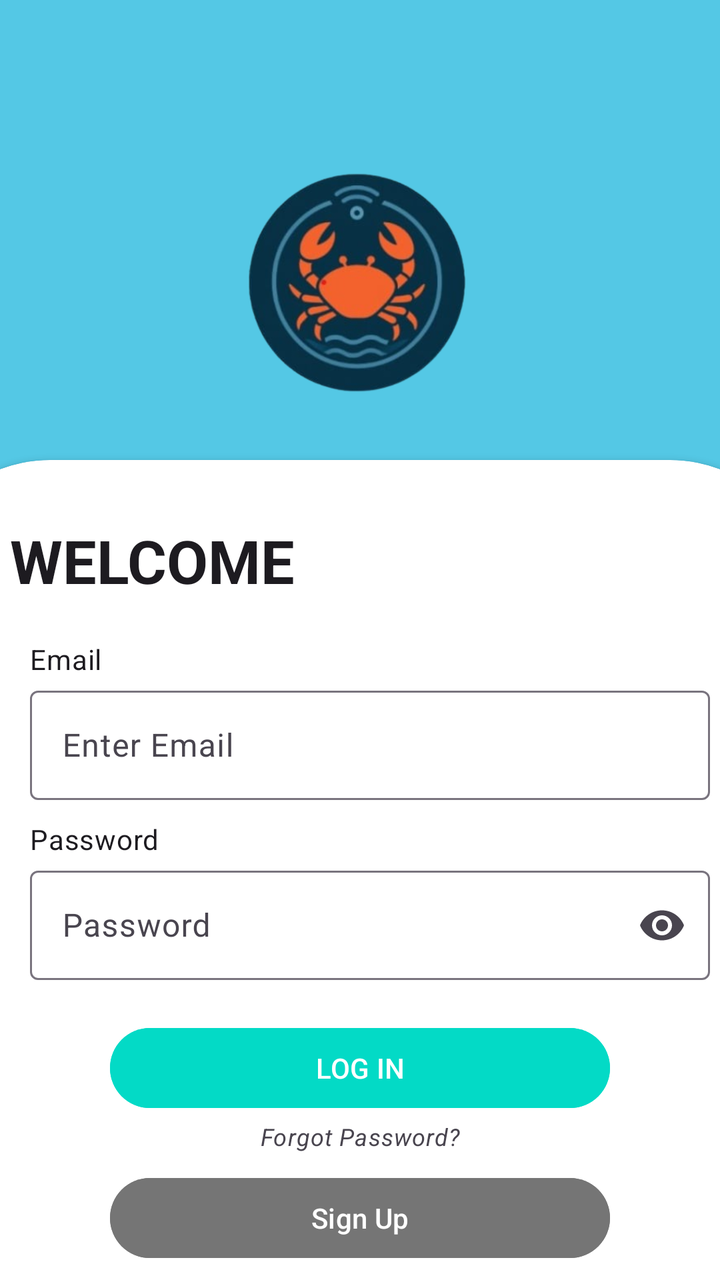
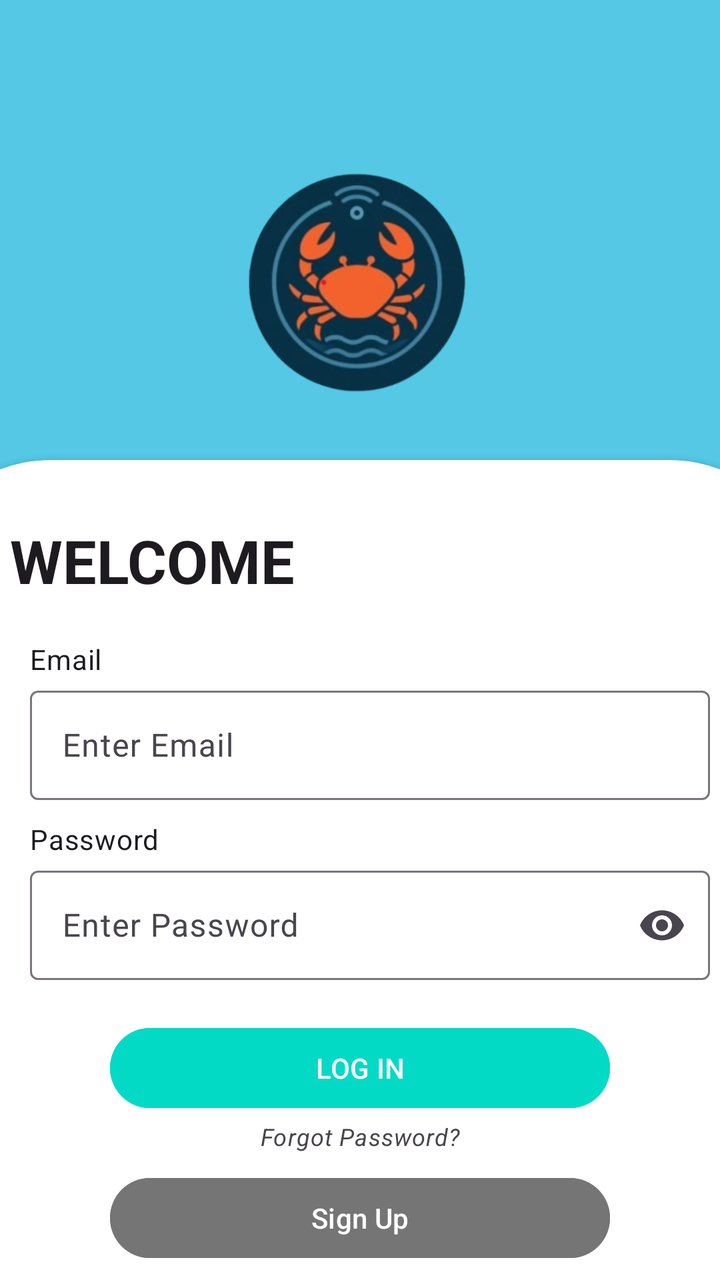

Compare the two renders of this Android layout. The source of the first and the diff that turns it into the second are given below.
<!-- AndroidManifest.xml: application theme Theme.CrabTrackAndroidApp -->
<!-- res/layout/fragment_login.xml -->
<?xml version="1.0" encoding="utf-8"?>
<LinearLayout xmlns:android="http://schemas.android.com/apk/res/android"
    xmlns:app="http://schemas.android.com/apk/res-auto"
    xmlns:tools="http://schemas.android.com/tools"
    android:layout_width="match_parent"
    android:layout_height="match_parent"
    android:orientation="vertical"
    android:gravity="center_horizontal"
    tools:context=".ui.login.LoginFragment"
    android:background="@color/blu">


    <ImageView
        android:layout_width="wrap_content"
        android:layout_height="120dp"
        android:layout_marginTop="80dp"
        android:src="@drawable/img"
        />

    <androidx.cardview.widget.CardView
        android:layout_width="450dp"
        android:layout_height="1000dp"
        android:padding="25dp"
        android:layout_marginTop="30dp"
        app:cardCornerRadius="70dp"
        android:background="@color/white">

        <EditText
            android:layout_width="wrap_content"
            android:layout_height="wrap_content"
            android:layout_marginStart="50dp"
            android:layout_marginTop="30dp"
            android:background="@color/white"
            android:text="WELCOME"
            android:textSize="30dp"
            android:textStyle="bold">

                </EditText>

        <TextView
            android:layout_width="wrap_content"
            android:layout_height="wrap_content"
            android:layout_marginStart="60dp"
            android:layout_marginTop="90dp"
            android:background="@color/white"
            android:text="Email"
            android:textAppearance="?attr/textAppearanceBodyMedium" />

        <com.google.android.material.textfield.TextInputLayout
            android:id="@+id/text_input_username"
            android:layout_width="340dp"
            android:layout_height="60dp"
            android:layout_marginStart="60dp"
            android:layout_marginTop="110dp"
            android:hint="Enter Email">

            <com.google.android.material.textfield.TextInputEditText
                android:id="@+id/edit_text_username"
                android:layout_width="match_parent"
                android:layout_height="match_parent"
                android:inputType="textEmailAddress"/>
        </com.google.android.material.textfield.TextInputLayout>

        <TextView
            android:layout_width="150dp"
            android:layout_height="wrap_content"
            android:text="Password"
            android:layout_marginTop="180dp"
            android:background="@color/white"
            android:layout_marginStart="60dp"
            android:textAppearance="?attr/textAppearanceBodyMedium">
        </TextView>

        <com.google.android.material.textfield.TextInputLayout
            android:id="@+id/text_input_password"
            android:layout_width="340dp"
            android:layout_height="60dp"
            android:layout_marginStart="60dp"
            android:layout_marginTop="200dp"
            android:hint="Password"
            app:endIconMode="password_toggle">

            <com.google.android.material.textfield.TextInputEditText
                android:layout_width="match_parent"
                android:layout_height="match_parent"
                android:inputType="textPassword">

            </com.google.android.material.textfield.TextInputEditText>
        </com.google.android.material.textfield.TextInputLayout>

        <com.google.android.material.button.MaterialButton
            android:id="@+id/button_login"
            android:layout_width="250dp"
            android:layout_height="wrap_content"
            android:layout_marginTop="280dp"
            android:layout_marginStart="100dp"
            android:backgroundTint="@color/secondary"
            android:text="LOG IN">

        </com.google.android.material.button.MaterialButton>

        <TextView
            android:id="@+id/text_forgot_password"
            android:layout_width="wrap_content"
            android:layout_height="wrap_content"
            android:layout_marginStart="175dp"
            android:layout_marginTop="330dp"
            android:background="@color/white"
            android:text="Forgot Password?"
            android:textAppearance="?attr/textAppearanceBodySmall"
            android:textStyle="italic" />

        <com.google.android.material.button.MaterialButton
            android:id="@+id/button_sign_up"
            android:layout_width="250dp"
            android:layout_height="wrap_content"
            android:layout_marginTop="355dp"
            android:layout_marginStart="100dp"
            android:backgroundTint="@color/text_secondary"
            android:text="Sign Up">

        </com.google.android.material.button.MaterialButton>

    </androidx.cardview.widget.CardView>


</LinearLayout>
<!-- resources referenced by this layout -->
<resources>
  <color name="blu">#54C8E5</color>
  <color name="secondary">#03DAC6</color>
  <color name="text_secondary">#757575</color>
  <color name="white">#FFFFFFFF</color>
  <!-- drawable img: png bitmap (drawable, 413657 bytes) -->
  <style name="Theme.CrabTrackAndroidApp" parent="Base.Theme.CrabTrackAndroidApp" />
  <style name="Base.Theme.CrabTrackAndroidApp" parent="Theme.Material3.DayNight.NoActionBar">
          
          
      </style>
</resources>

<!-- the commit's change to res/layout/fragment_login.xml (unified diff, before → after) -->
@@ -77,7 +77,7 @@
             android:layout_height="60dp"
             android:layout_marginStart="60dp"
             android:layout_marginTop="200dp"
-            android:hint="Password"
+            android:hint="Enter Password"
             app:endIconMode="password_toggle">
 
             <com.google.android.material.textfield.TextInputEditText
